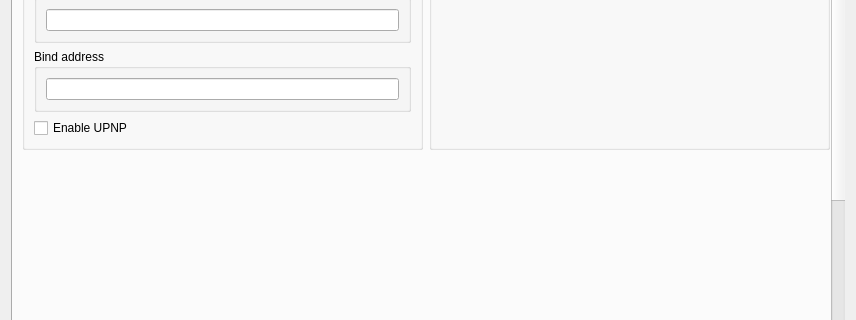
Before: the Qt Designer form rpcs3/rpcs3qt/settings_dialog.ui in kd-11/rpcs3, drawn with Qt 5; both pictures show x 0 to 856 and y 233 to 553 of the 856 by 688 pixel window.
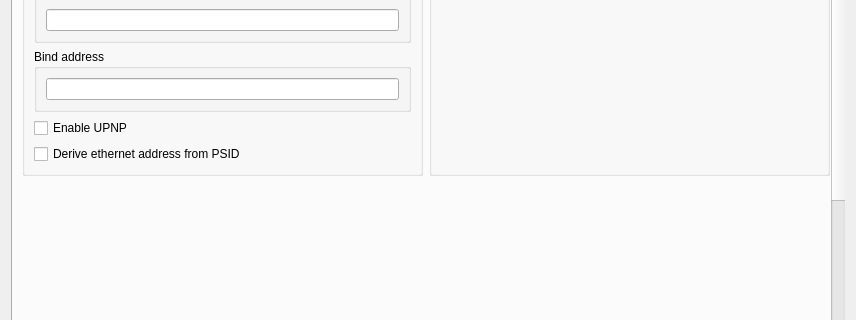
After: the same form once the commit is applied. The open tabs and pages were chosen to show the change. Icons and pictures are not drawn.

Commit message: Add option to derive MAC from PSID

```diff
--- a/rpcs3/rpcs3qt/settings_dialog.ui
+++ b/rpcs3/rpcs3qt/settings_dialog.ui
@@ -2305,6 +2305,13 @@
                </property>
               </widget>
              </item>
+             <item>
+              <widget class="QCheckBox" name="derive_mac_from_psid">
+               <property name="text">
+                <string>Derive ethernet address from PSID</string>
+               </property>
+              </widget>
+             </item>
              <item>
               <spacer name="networkTabSpacerLeft">
                <property name="orientation">
```
The commit also changes 6 other files.
